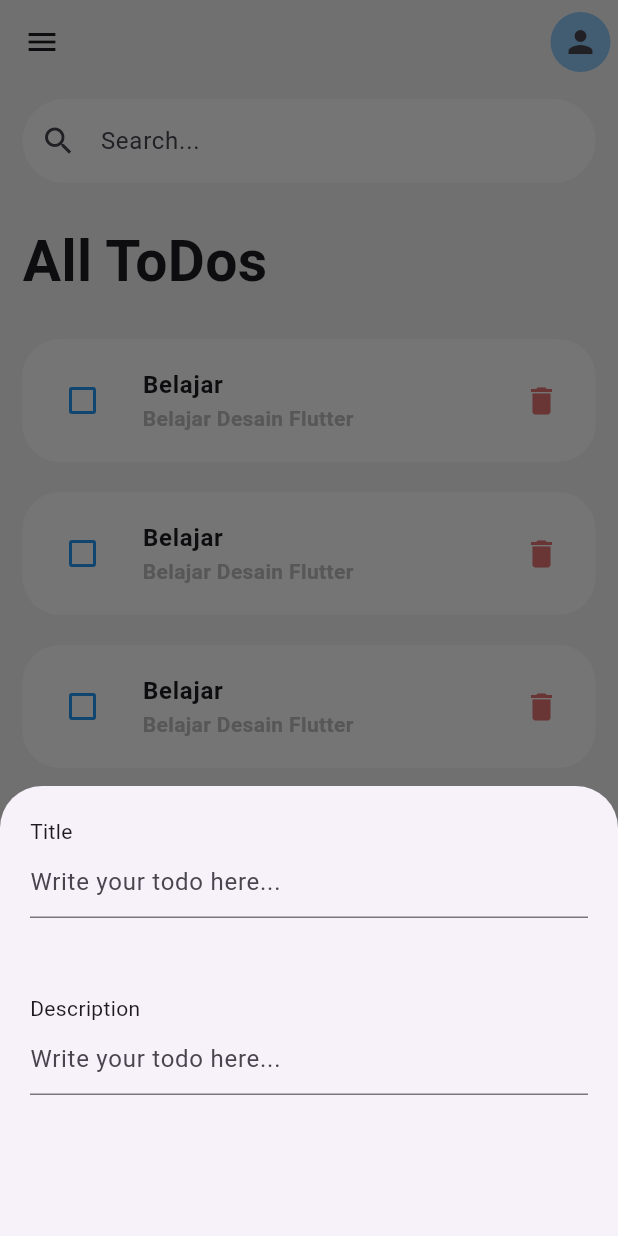
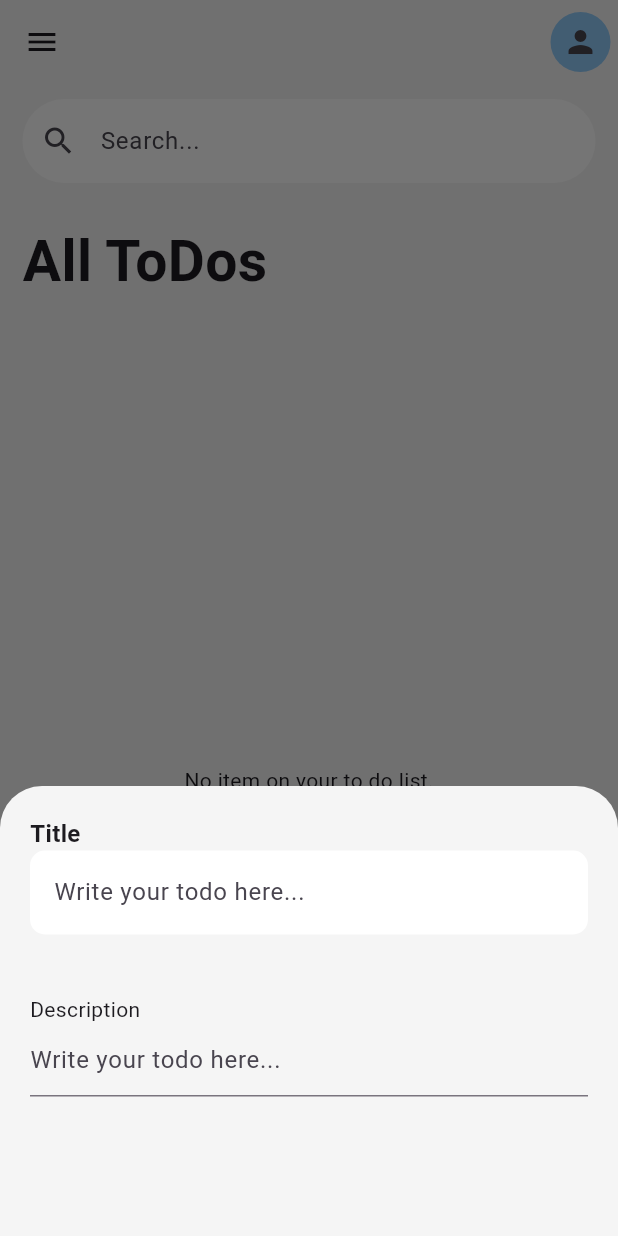
Before and after one commit to wandi1209/wri_mobile, a Flutter app: the screen it shows after launch, after a tap on the "add" icon, on a phone screen of 412 x 824 dp. Run offline on Flutter 3.47's test engine with Material 3 defaults, Android fonts, the phone set to English and light mode, and no system bars.

Commit message:
create logic for data if empty

```diff
--- a/lib/home_screen.dart
+++ b/lib/home_screen.dart
@@ -9,11 +9,11 @@ class HomeScreen extends StatefulWidget {
 }
 
 class _HomeScreenState extends State<HomeScreen> {
-  List<bool> checkedList = List.generate(100, (index) => false);
-  Map<String, dynamic> todosData = {};
+  List<Map<String, dynamic>> todosData = [];
 
   void addTodoModal() {
     showModalBottomSheet(
+      backgroundColor: Colors.grey[100],
       context: context,
       isScrollControlled: true,
       builder: (context) {
@@ -29,7 +29,7 @@ class _HomeScreenState extends State<HomeScreen> {
     );
   }
 
-  void addTodo() {}
+  void addTodo(String title, String desc) {}
 
   @override
   Widget build(BuildContext context) {
@@ -99,8 +99,13 @@ class _HomeScreenState extends State<HomeScreen> {
               ],
             ),
             Expanded(
-              child: ListView.builder(
-                itemCount: 100,
+              child: (todosData.isEmpty)
+                  ? Center(
+                      heightFactor: 50,
+                      child: Text("No item on your to do list."),
+                    )
+                  : ListView.builder(
+                      itemCount: todosData.length,
                       itemBuilder: (context, index) {
                         return Padding(
                           padding: const EdgeInsets.symmetric(
@@ -110,33 +115,34 @@ class _HomeScreenState extends State<HomeScreen> {
                               vertical: 5,
                             ),
                             decoration: BoxDecoration(
-                        color:
-                            checkedList[index] ? Colors.grey[50] : Colors.white,
+                              color: todosData[index]["isCompleted"]
+                                  ? Colors.grey[50]
+                                  : Colors.white,
                               borderRadius: BorderRadius.circular(25),
                             ),
                             child: ListTile(
                               leading: Checkbox(
-                          value: checkedList[index],
+                                value: todosData[index]["isCompleted"],
                                 activeColor: Colors.blue,
                                 side: BorderSide(color: Colors.blue, width: 2),
                                 onChanged: (value) {
-                            checkedList[index] = value!;
+                                  todosData[index]["isCompleted"] = value!;
                                   setState(() {});
                                 },
                               ),
                               title: Text(
-                          "Belajar",
+                                todosData[index]["title"],
                                 style: TextStyle(fontWeight: FontWeight.bold),
                               ),
                               subtitle: Text(
-                          "Belajar Desain Flutter",
+                                todosData[index]["desc"],
                                 style: TextStyle(
                                     color: Colors.grey[400],
                                     fontWeight: FontWeight.bold),
                               ),
                               trailing: Icon(
                                 Icons.delete,
-                          color: checkedList[index]
+                                color: todosData[index]["isCompleted"]
                                     ? Colors.red[100]
                                     : Colors.red[300],
                               ),
--- a/lib/modals/add_todo.dart
+++ b/lib/modals/add_todo.dart
@@ -13,13 +13,30 @@ class _AddTodoState extends State<AddTodo> {
     return Column(
       crossAxisAlignment: CrossAxisAlignment.start,
       children: [
-        Text("Title"),
+        Text(
+          "Title",
+          style: TextStyle(fontWeight: FontWeight.bold, fontSize: 16),
+        ),
         TextField(
           decoration: InputDecoration(
+            filled: true,
+            fillColor: Colors.white,
+            border: OutlineInputBorder(
+              borderRadius: BorderRadius.circular(10),
+              borderSide: BorderSide(color: Colors.transparent),
+            ),
+            enabledBorder: OutlineInputBorder(
+              borderRadius: BorderRadius.circular(10),
+              borderSide: BorderSide(color: Colors.transparent),
+            ),
+            focusedBorder: OutlineInputBorder(
+              borderRadius: BorderRadius.circular(10),
+              borderSide: BorderSide(color: Colors.transparent),
+            ),
             hintText: "Write your todo here...",
           ),
         ),
-        SizedBox(height: 50),
+        SizedBox(height: 40),
         Text("Description"),
         TextField(
           decoration: InputDecoration(
```
Lines whose indentation alone changed are shown as unchanged.
